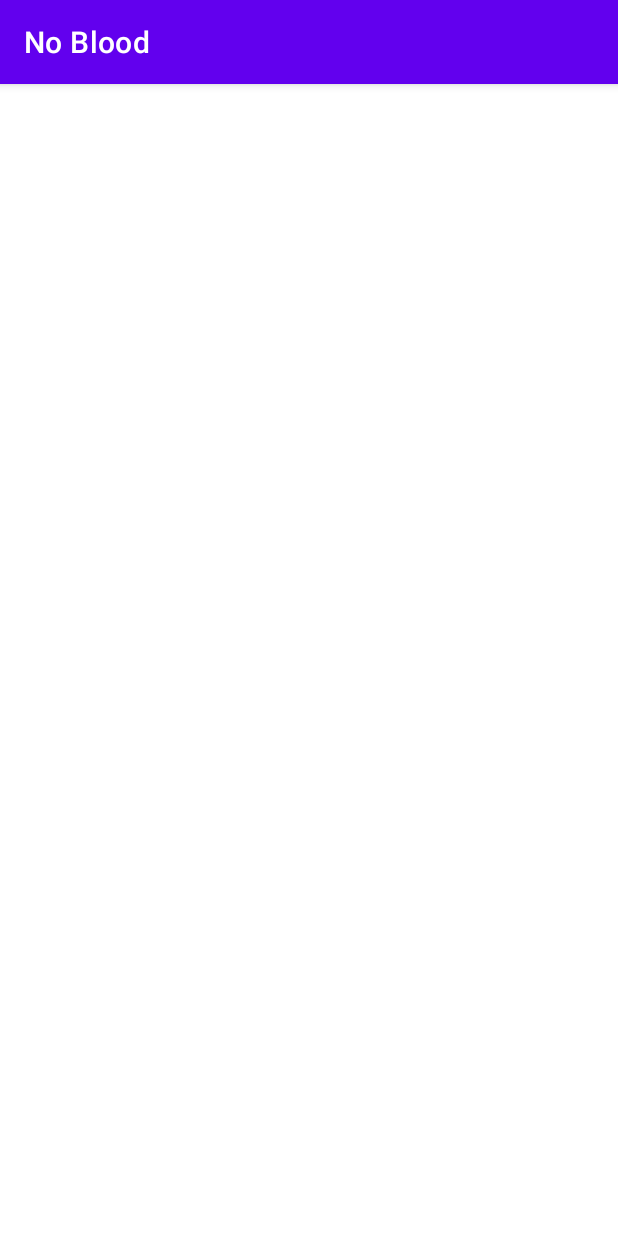
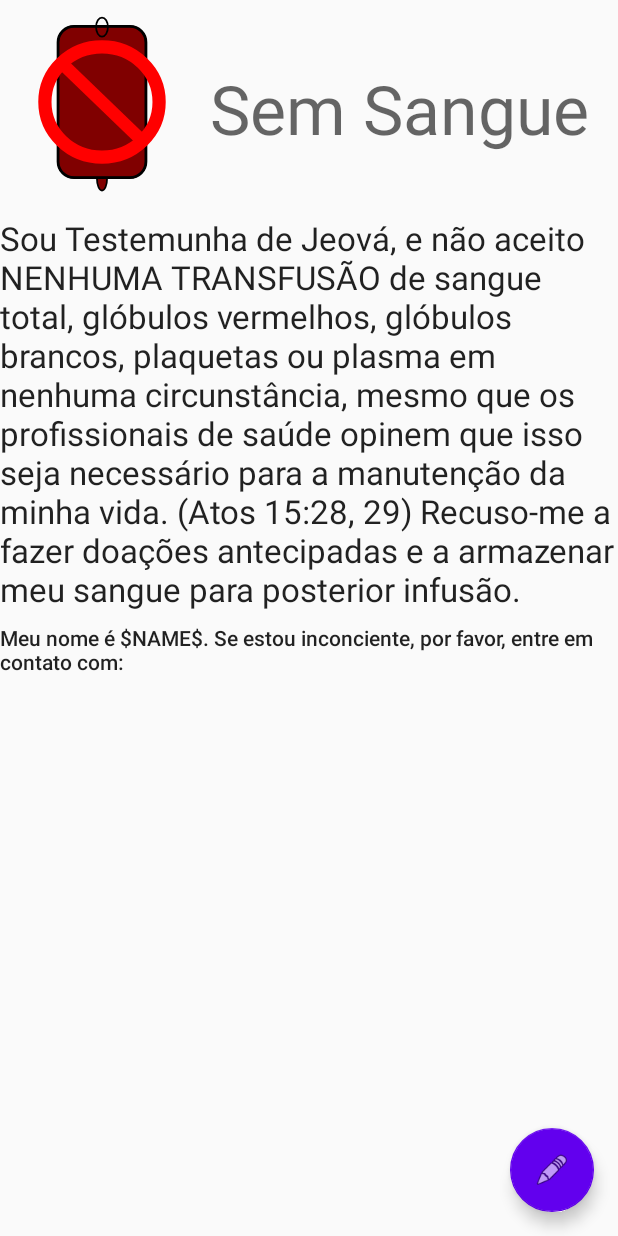
Before and after one commit to LVRodrigues/no-blood, an Android app: the screen it shows after launch (MainActivity), on a phone screen of 412 x 824 dp. Run offline under Robolectric (Android 15) with nearby library versions, the phone set to English and light mode, and no system bars.

Commit message:
Iniciando página principal.

```diff
--- a/app/src/main/java/io/github/lvrodrigues/noblood/MainActivity.java
+++ b/app/src/main/java/io/github/lvrodrigues/noblood/MainActivity.java
@@ -3,12 +3,28 @@ package io.github.lvrodrigues.noblood;
 import androidx.appcompat.app.AppCompatActivity;
 
 import android.os.Bundle;
+import android.view.View;
+
+import com.google.android.material.floatingactionbutton.FloatingActionButton;
+import com.google.android.material.snackbar.Snackbar;
 
 public class MainActivity extends AppCompatActivity {
+
+    private FloatingActionButton config;
 
     @Override
     protected void onCreate(Bundle savedInstanceState) {
         super.onCreate(savedInstanceState);
         setContentView(R.layout.activity_main);
+
+        config = findViewById(R.id.config);
+        config.setOnClickListener(new View.OnClickListener() {
+            @Override
+            public void onClick(View view) {
+                Snackbar.make(view, "Executar a Configuração", Snackbar.LENGTH_LONG)
+                        .setAction("Acttion", null)
+                        .show();
+            }
+        });
     }
 }
--- a/app/src/main/res/layout/activity_main.xml
+++ b/app/src/main/res/layout/activity_main.xml
@@ -2,8 +2,69 @@
 <androidx.constraintlayout.widget.ConstraintLayout xmlns:android="http://schemas.android.com/apk/res/android"
     xmlns:app="http://schemas.android.com/apk/res-auto"
     xmlns:tools="http://schemas.android.com/tools"
+    android:id="@+id/main"
     android:layout_width="match_parent"
     android:layout_height="match_parent"
     tools:context=".MainActivity">
 
+    <ImageView
+        android:id="@+id/icon"
+        android:layout_width="120dp"
+        android:layout_height="120dp"
+        android:layout_marginStart="8dp"
+        android:layout_marginTop="8dp"
+        app:layout_constraintStart_toStartOf="parent"
+        app:layout_constraintTop_toTopOf="parent"
+        app:srcCompat="@drawable/no_blood" />
+
+    <TextView
+        android:id="@+id/title"
+        android:layout_width="wrap_content"
+        android:layout_height="wrap_content"
+        android:layout_marginEnd="8dp"
+        android:text="@string/app_name"
+        android:textAppearance="@style/TextAppearance.AppCompat.Display2"
+        app:layout_constraintBottom_toTopOf="@+id/info"
+        app:layout_constraintEnd_toEndOf="parent"
+        app:layout_constraintStart_toEndOf="@+id/icon"
+        app:layout_constraintTop_toTopOf="parent" />
+
+    <TextView
+        android:id="@+id/info"
+        android:layout_width="wrap_content"
+        android:layout_height="wrap_content"
+        android:layout_marginStart="8dp"
+        android:layout_marginTop="16dp"
+        android:layout_marginEnd="8dp"
+        android:text="@string/info"
+        android:textAppearance="@style/TextAppearance.AppCompat.Large"
+        app:layout_constraintEnd_toEndOf="parent"
+        app:layout_constraintStart_toStartOf="parent"
+        app:layout_constraintTop_toBottomOf="@+id/icon" />
+
+    <TextView
+        android:id="@+id/personal"
+        android:layout_width="wrap_content"
+        android:layout_height="wrap_content"
+        android:layout_marginStart="8dp"
+        android:layout_marginTop="8dp"
+        android:layout_marginEnd="8dp"
+        android:text="@string/personal"
+        android:textAppearance="@style/TextAppearance.AppCompat.Body2"
+        app:layout_constraintEnd_toEndOf="parent"
+        app:layout_constraintStart_toStartOf="parent"
+        app:layout_constraintTop_toBottomOf="@+id/info" />
+
+    <com.google.android.material.floatingactionbutton.FloatingActionButton
+        android:id="@+id/config"
+        android:layout_width="wrap_content"
+        android:layout_height="wrap_content"
+        android:layout_marginEnd="16dp"
+        android:layout_marginBottom="16dp"
+        android:clickable="true"
+        app:backgroundTint="?attr/colorPrimary"
+        app:layout_constraintBottom_toBottomOf="parent"
+        app:layout_constraintEnd_toEndOf="parent"
+        app:srcCompat="@android:drawable/ic_menu_edit" />
+
 </androidx.constraintlayout.widget.ConstraintLayout>
--- a/app/src/main/res/values-night/themes.xml
+++ b/app/src/main/res/values-night/themes.xml
@@ -1,14 +1,14 @@
 <resources xmlns:tools="http://schemas.android.com/tools">
     <!-- Base application theme. -->
-    <style name="Theme.NoBlood" parent="Theme.MaterialComponents.DayNight.DarkActionBar">
+    <style name="Theme.NoBlood" parent="Theme.AppCompat.DayNight.NoActionBar">
         <!-- Primary brand color. -->
-        <item name="colorPrimary">@color/purple_200</item>
-        <item name="colorPrimaryVariant">@color/purple_700</item>
-        <item name="colorOnPrimary">@color/black</item>
+        <item name="colorPrimary">@color/design_default_color_primary_dark</item>
+        <item name="colorPrimaryVariant">@color/design_default_color_primary_variant</item>
+        <item name="colorOnPrimary">@color/design_default_color_on_primary</item>
         <!-- Secondary brand color. -->
-        <item name="colorSecondary">@color/teal_200</item>
-        <item name="colorSecondaryVariant">@color/teal_200</item>
-        <item name="colorOnSecondary">@color/black</item>
+        <item name="colorSecondary">@color/design_default_color_secondary</item>
+        <item name="colorSecondaryVariant">@color/design_default_color_secondary_variant</item>
+        <item name="colorOnSecondary">@color/design_default_color_on_secondary</item>
         <!-- Status bar color. -->
         <item name="android:statusBarColor">?attr/colorPrimaryVariant</item>
         <!-- Customize your theme here. -->
--- a/app/src/main/res/values/strings.xml
+++ b/app/src/main/res/values/strings.xml
@@ -1,3 +1,5 @@
 <resources>
-    <string name="app_name">No Blood</string>
+    <string name="app_name">Sem Sangue</string>
+    <string name="info">Sou Testemunha de Jeová, e não aceito NENHUMA TRANSFUSÃO de sangue total, glóbulos vermelhos, glóbulos brancos, plaquetas ou plasma em nenhuma circunstância, mesmo que os profissionais de saúde opinem que isso seja necessário para a manutenção da minha vida. (Atos 15:28, 29) Recuso-me a fazer doações antecipadas e a armazenar meu sangue para posterior infusão.</string>
+    <string name="personal">Meu nome é $NAME$. Se estou inconciente, por favor, entre em contato com:</string>
 </resources>
--- a/app/src/main/res/values/themes.xml
+++ b/app/src/main/res/values/themes.xml
@@ -1,14 +1,14 @@
 <resources xmlns:tools="http://schemas.android.com/tools">
     <!-- Base application theme. -->
-    <style name="Theme.NoBlood" parent="Theme.MaterialComponents.DayNight.DarkActionBar">
+    <style name="Theme.NoBlood" parent="Theme.AppCompat.DayNight.NoActionBar">
         <!-- Primary brand color. -->
-        <item name="colorPrimary">@color/purple_500</item>
-        <item name="colorPrimaryVariant">@color/purple_700</item>
-        <item name="colorOnPrimary">@color/white</item>
+        <item name="colorPrimary">@color/design_default_color_primary</item>
+        <item name="colorPrimaryVariant">@color/design_default_color_primary_variant</item>
+        <item name="colorOnPrimary">@color/design_default_color_on_primary</item>
         <!-- Secondary brand color. -->
-        <item name="colorSecondary">@color/teal_200</item>
-        <item name="colorSecondaryVariant">@color/teal_700</item>
-        <item name="colorOnSecondary">@color/black</item>
+        <item name="colorSecondary">@color/design_default_color_secondary</item>
+        <item name="colorSecondaryVariant">@color/design_default_color_secondary_variant</item>
+        <item name="colorOnSecondary">@color/design_default_color_on_secondary</item>
         <!-- Status bar color. -->
         <item name="android:statusBarColor">?attr/colorPrimaryVariant</item>
         <!-- Customize your theme here. -->
```
